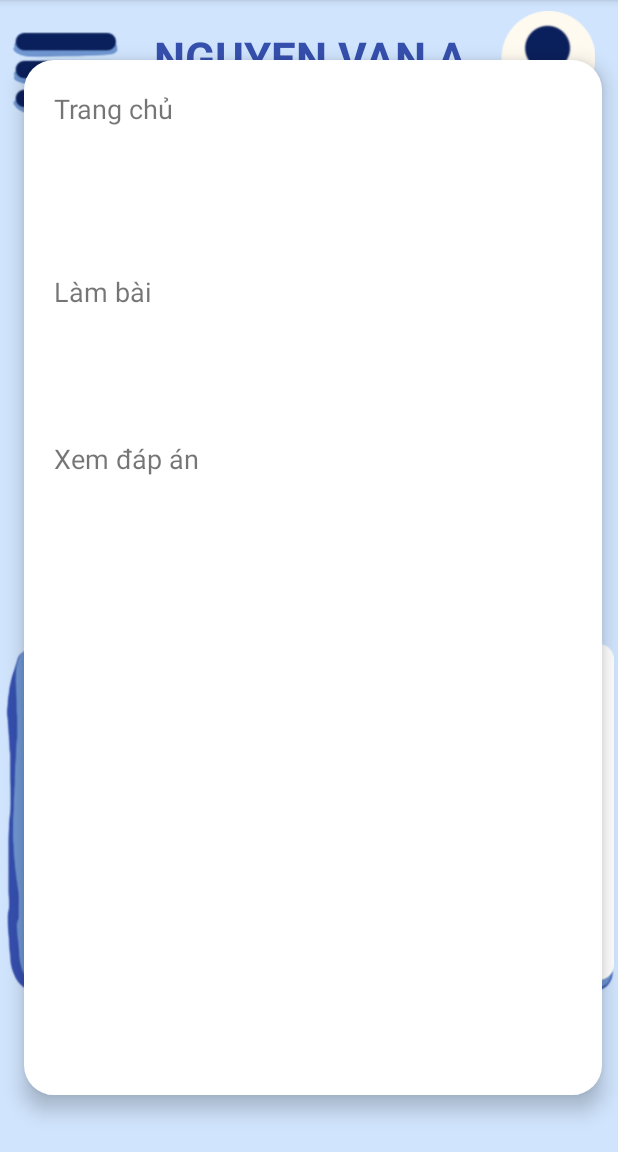
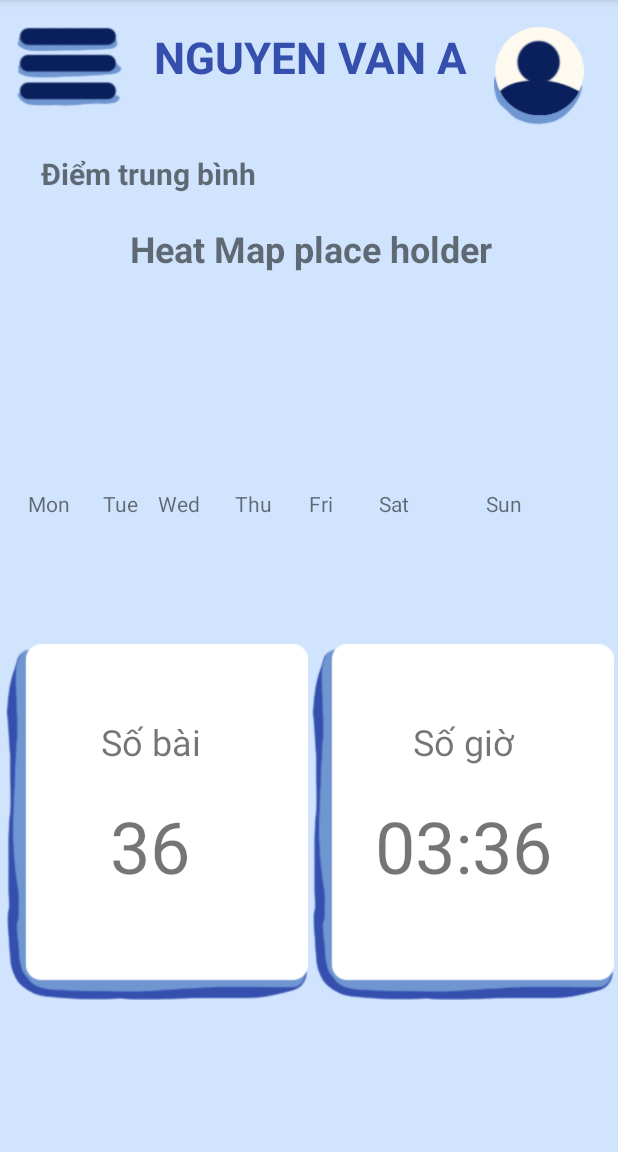
Before and after one commit to CaptainRinoXD/SmartQuiz_Android, an Android app: the screen it shows after launch (MainActivity), on a phone screen of 412 x 824 dp, the part 84-1236 px from its top. Run offline under Robolectric (Android 15) with nearby library versions, the phone set to English and light mode, and no system bars; 2 statements that could not run were skipped.

Commit message:
change imgview to imgbutton

```diff
--- a/app/src/main/java/com/example/smartquiz/MainActivity.java
+++ b/app/src/main/java/com/example/smartquiz/MainActivity.java
@@ -1,6 +1,9 @@
 package com.example.smartquiz;
 
 import android.os.Bundle;
+import android.view.View;
+import android.widget.ImageView;
+import android.widget.LinearLayout;
 
 import androidx.activity.EdgeToEdge;
 import androidx.appcompat.app.AppCompatActivity;
@@ -10,15 +13,38 @@ import androidx.core.view.WindowInsetsCompat;
 
 public class MainActivity extends AppCompatActivity {
 
+    private LinearLayout floatingMenu;
+    private ImageView menuButton;
+    private boolean isMenuVisible = false;
+
     @Override
     protected void onCreate(Bundle savedInstanceState) {
         super.onCreate(savedInstanceState);
         EdgeToEdge.enable(this);
         setContentView(R.layout.activity_main);
+
+        // Áp insets cho layout
         ViewCompat.setOnApplyWindowInsetsListener(findViewById(R.id.main), (v, insets) -> {
             Insets systemBars = insets.getInsets(WindowInsetsCompat.Type.systemBars());
             v.setPadding(systemBars.left, systemBars.top, systemBars.right, systemBars.bottom);
             return insets;
         });
+
+        // 🔽 Tìm view
+        floatingMenu = findViewById(R.id.floating_menu);
+        menuButton = findViewById(R.id.imageView); // đây là nút menu
+
+        // 🔽 Gắn sự kiện click
+        menuButton.setOnClickListener(new View.OnClickListener() {
+            @Override
+            public void onClick(View v) {
+                if (isMenuVisible) {
+                    floatingMenu.setVisibility(View.GONE);
+                } else {
+                    floatingMenu.setVisibility(View.VISIBLE);
+                }
+                isMenuVisible = !isMenuVisible;
+            }
+        });
     }
 }
--- a/app/src/main/res/layout/activity_main.xml
+++ b/app/src/main/res/layout/activity_main.xml
@@ -35,36 +35,37 @@
             app:layout_constraintTop_toTopOf="parent"
             app:layout_constraintVertical_bias="0.29" />
 
-        <ImageView
-            android:id="@+id/imageView2"
-            android:layout_width="88dp"
-            android:layout_height="69dp"
-            android:layout_marginStart="12dp"
-            android:layout_marginTop="5dp"
-            android:layout_marginBottom="20dp"
+        <ImageButton
+            android:id="@+id/imageButton"
+            android:layout_width="71dp"
+            android:layout_height="53dp"
+            android:layout_marginStart="8dp"
+            android:layout_marginTop="16dp"
+            android:layout_marginEnd="21dp"
+            android:layout_marginBottom="25dp"
+            android:background="@null"
+            android:scaleType="fitCenter"
+            app:layout_constraintBottom_toBottomOf="parent"
+            app:layout_constraintEnd_toStartOf="@+id/user_name"
+            app:layout_constraintStart_toStartOf="parent"
+            app:layout_constraintTop_toTopOf="parent"
+            app:srcCompat="@drawable/menu" />
+
+        <ImageButton
+            android:id="@+id/imageButton4"
+            android:layout_width="69dp"
+            android:layout_height="65dp"
+            android:layout_marginStart="15dp"
+            android:layout_marginTop="16dp"
+            android:layout_marginEnd="17dp"
+            android:layout_marginBottom="13dp"
+            android:background="@null"
+            android:scaleType="fitCenter"
             app:layout_constraintBottom_toBottomOf="parent"
             app:layout_constraintEnd_toEndOf="parent"
-            app:layout_constraintHorizontal_bias="1.0"
             app:layout_constraintStart_toEndOf="@+id/user_name"
             app:layout_constraintTop_toTopOf="parent"
-            app:layout_constraintVertical_bias="0.0"
             app:srcCompat="@drawable/user" />
-
-        <ImageView
-            android:id="@+id/imageView"
-            android:layout_width="74dp"
-            android:layout_height="63dp"
-            android:layout_marginStart="5dp"
-            android:layout_marginTop="15dp"
-            android:layout_marginEnd="20dp"
-            android:layout_marginBottom="16dp"
-            app:layout_constraintBottom_toBottomOf="parent"
-            app:layout_constraintEnd_toStartOf="@+id/user_name"
-            app:layout_constraintHorizontal_bias="1.0"
-            app:layout_constraintStart_toStartOf="parent"
-            app:layout_constraintTop_toTopOf="parent"
-            app:layout_constraintVertical_bias="0.0"
-            app:srcCompat="@drawable/menu" />
 
     </androidx.constraintlayout.widget.ConstraintLayout>
 
@@ -292,10 +293,11 @@
         android:elevation="8dp"
         android:orientation="vertical"
         android:padding="12dp"
+        android:visibility="gone"
         app:layout_constraintBottom_toBottomOf="parent"
         app:layout_constraintStart_toStartOf="parent"
         app:layout_constraintTop_toTopOf="@+id/constraintLayout"
-        tools:visibility="gone">
+        >
 
         <TextView
             android:id="@+id/menu_home"
```
Also changed, not shown: app/src/main/res/layout/activity_blank_view.xml (+27 -27 lines), app/src/main/res/layout/activity_take_test.xml (+13 -11 lines), app/src/main/res/layout/activity_test.xml (+46 -44 lines), app/src/main/res/layout/activity_test_answer.xml (+26 -25 lines), app/src/main/res/layout/activity_test_history.xml (+26 -25 lines), app/src/main/res/layout/activity_test_infor.xml (+47 -45 lines).
